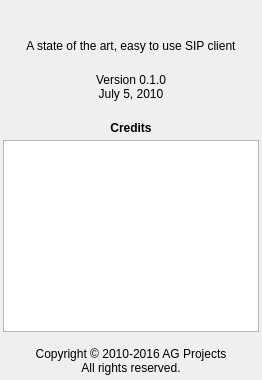
Old version of the form resources/about_panel.ui in the repository AGProjects/blink-qt.
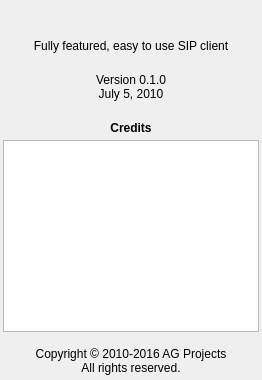
New version of the form. Icons and pictures are not drawn.

Patch:
```diff
--- a/resources/about_panel.ui
+++ b/resources/about_panel.ui
@@ -45,7 +45,7 @@
    <item>
     <widget class="QLabel" name="description">
      <property name="text">
-      <string>A state of the art, easy to use SIP client</string>
+      <string>Fully featured, easy to use SIP client</string>
      </property>
      <property name="alignment">
       <set>Qt::AlignCenter</set>
```
